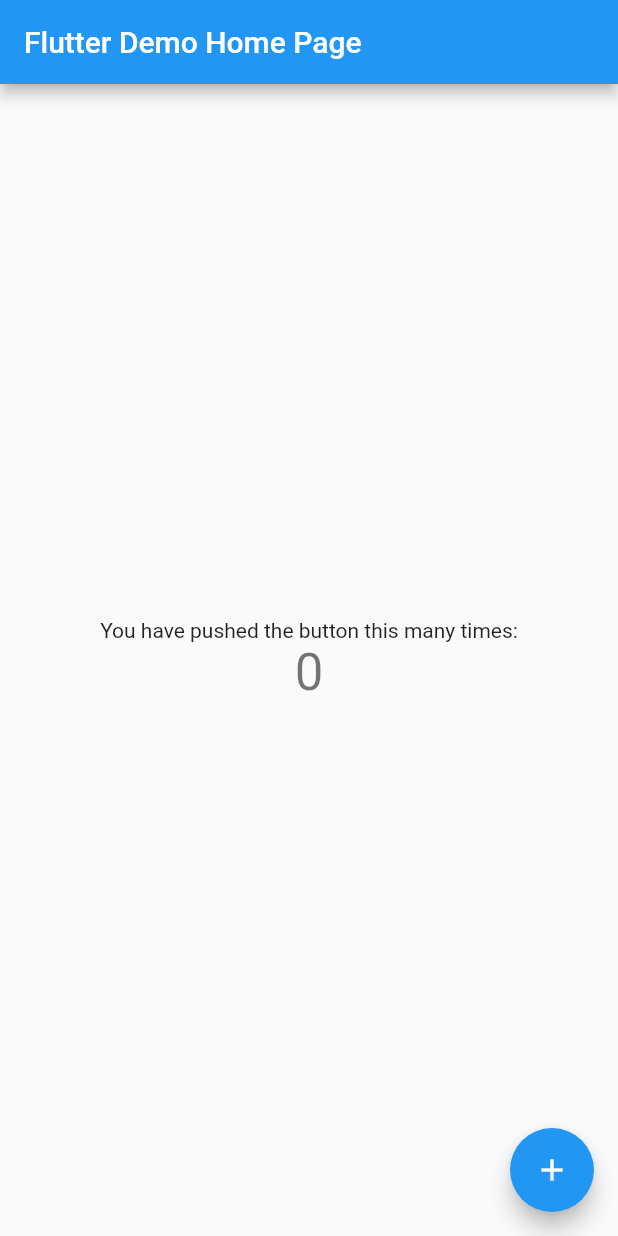
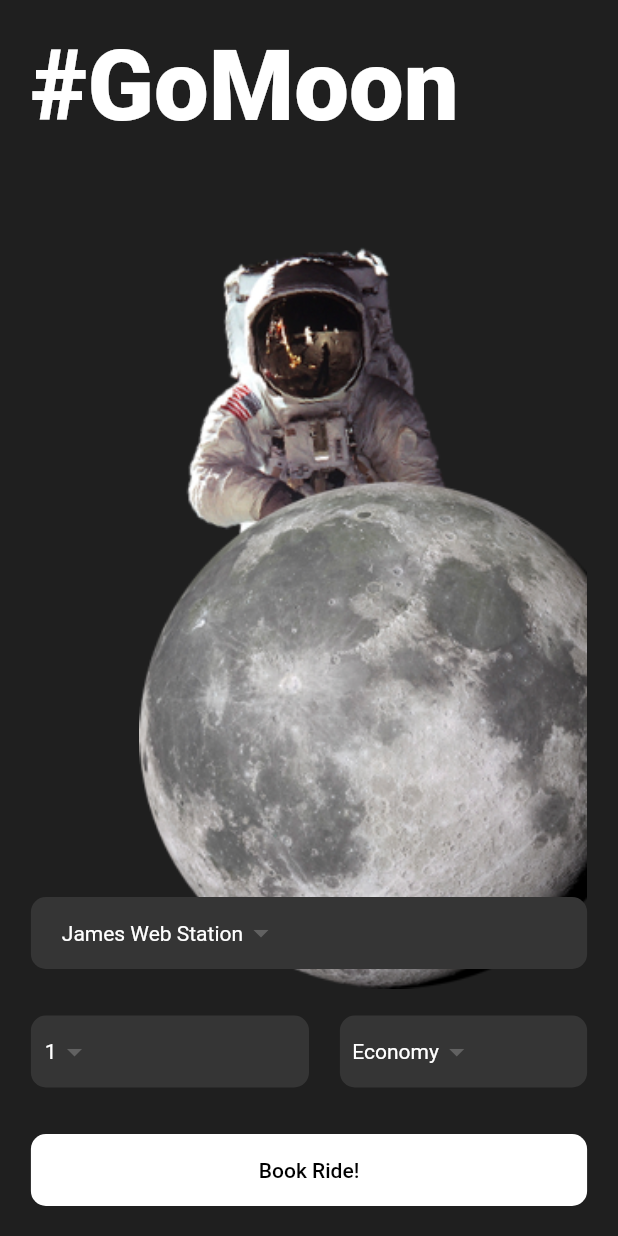
Before and after one commit to jordivx/go_moon, a Flutter app: the screen it shows after launch, on a phone screen of 412 x 824 dp. Run offline on Flutter 3.47's test engine with Material 2 defaults, Android fonts, the phone set to English and light mode, and no system bars.

Commit message:
Finish moon app (no logic)

```diff
--- a/lib/main.dart
+++ b/lib/main.dart
@@ -1,115 +1,24 @@
 import 'package:flutter/material.dart';
+import './pages/home_page.dart';
 
 void main() {
-  runApp(const MyApp());
+  runApp(const App());
 }
 
-class MyApp extends StatelessWidget {
-  const MyApp({Key? key}) : super(key: key);
+class App extends StatelessWidget {
 
-  // This widget is the root of your application.
+  const App({Key? key}) : super(key: key);
+
   @override
   Widget build(BuildContext context) {
     return MaterialApp(
-      title: 'Flutter Demo',
+      debugShowCheckedModeBanner: false,
+      title: 'GoMoon',
       theme: ThemeData(
-        // This is the theme of your application.
-        //
-        // Try running your application with "flutter run". You'll see the
-        // application has a blue toolbar. Then, without quitting the app, try
-        // changing the primarySwatch below to Colors.green and then invoke
-        // "hot reload" (press "r" in the console where you ran "flutter run",
-        // or simply save your changes to "hot reload" in a Flutter IDE).
-        // Notice that the counter didn't reset back to zero; the application
-        // is not restarted.
-        primarySwatch: Colors.blue,
+        scaffoldBackgroundColor: const Color.fromRGBO(31, 31, 31, 1),
       ),
-      home: const MyHomePage(title: 'Flutter Demo Home Page'),
+      home: HomePage(),
     );
   }
+
 }
-
-class MyHomePage extends StatefulWidget {
-  const MyHomePage({Key? key, required this.title}) : super(key: key);
-
-  // This widget is the home page of your application. It is stateful, meaning
-  // that it has a State object (defined below) that contains fields that affect
-  // how it looks.
-
-  // This class is the configuration for the state. It holds the values (in this
-  // case the title) provided by the parent (in this case the App widget) and
-  // used by the build method of the State. Fields in a Widget subclass are
-  // always marked "final".
-
-  final String title;
-
-  @override
-  State<MyHomePage> createState() => _MyHomePageState();
-}
-
-class _MyHomePageState extends State<MyHomePage> {
-  int _counter = 0;
-
-  void _incrementCounter() {
-    setState(() {
-      // This call to setState tells the Flutter framework that something has
-      // changed in this State, which causes it to rerun the build method below
-      // so that the display can reflect the updated values. If we changed
-      // _counter without calling setState(), then the build method would not be
-      // called again, and so nothing would appear to happen.
-      _counter++;
-    });
-  }
-
-  @override
-  Widget build(BuildContext context) {
-    // This method is rerun every time setState is called, for instance as done
-    // by the _incrementCounter method above.
-    //
-    // The Flutter framework has been optimized to make rerunning build methods
-    // fast, so that you can just rebuild anything that needs updating rather
-    // than having to individually change instances of widgets.
-    return Scaffold(
-      appBar: AppBar(
-        // Here we take the value from the MyHomePage object that was created by
-        // the App.build method, and use it to set our appbar title.
-        title: Text(widget.title),
-      ),
-      body: Center(
-        // Center is a layout widget. It takes a single child and positions it
-        // in the middle of the parent.
-        child: Column(
-          // Column is also a layout widget. It takes a list of children and
-          // arranges them vertically. By default, it sizes itself to fit its
-          // children horizontally, and tries to be as tall as its parent.
-          //
-          // Invoke "debug painting" (press "p" in the console, choose the
-          // "Toggle Debug Paint" action from the Flutter Inspector in Android
-          // Studio, or the "Toggle Debug Paint" command in Visual Studio Code)
-          // to see the wireframe for each widget.
-          //
-          // Column has various properties to control how it sizes itself and
-          // how it positions its children. Here we use mainAxisAlignment to
-          // center the children vertically; the main axis here is the vertical
-          // axis because Columns are vertical (the cross axis would be
-          // horizontal).
-          mainAxisAlignment: MainAxisAlignment.center,
-          children: <Widget>[
-            const Text(
-              'You have pushed the button this many times:',
-            ),
-            Text(
-              '$_counter',
-              style: Theme.of(context).textTheme.headline4,
-            ),
-          ],
-        ),
-      ),
-      floatingActionButton: FloatingActionButton(
-        onPressed: _incrementCounter,
-        tooltip: 'Increment',
-        child: const Icon(Icons.add),
-      ), // This trailing comma makes auto-formatting nicer for build methods.
-    );
-  }
-}
--- /dev/null
+++ b/lib/pages/home_page.dart
@@ -0,0 +1,109 @@
+import 'package:flutter/material.dart';
+import '../widgets/custom_dropdown_button.dart';
+
+// ignore: must_be_immutable
+class HomePage extends StatelessWidget {
+  late double _deviceHeight, _deviceWidth;
+
+  HomePage({Key? key}) : super(key: key);
+
+  @override
+  Widget build(BuildContext context) {
+    _deviceHeight = MediaQuery.of(context).size.height;
+    _deviceWidth = MediaQuery.of(context).size.width;
+
+    return Scaffold(
+        body: SafeArea(
+      child: Container(
+          height: _deviceHeight,
+          width: _deviceWidth,
+          padding: EdgeInsets.symmetric(
+              vertical: 20.0, horizontal: _deviceWidth * 0.05),
+          child: Stack(
+            children: [
+              Align(
+                  alignment: Alignment.centerRight, child: _astroImageWidget()),
+              Column(
+                mainAxisAlignment: MainAxisAlignment.spaceBetween,
+                mainAxisSize: MainAxisSize.max,
+                crossAxisAlignment: CrossAxisAlignment.start,
+                children: [_pageTitle(), _bookRideWidget()],
+              ),
+            ],
+          )),
+    ));
+  }
+
+  Widget _pageTitle() {
+    return const Text(
+      "#GoMoon",
+      style: TextStyle(
+          color: Colors.white, fontSize: 65, fontWeight: FontWeight.w800),
+      textAlign: TextAlign.center,
+    );
+  }
+
+  Widget _astroImageWidget() {
+    return Container(
+      height: _deviceHeight * 0.6,
+      width: _deviceWidth,
+      decoration: const BoxDecoration(
+          image: DecorationImage(
+              alignment: Alignment.centerRight,
+              fit: BoxFit.fitHeight,
+              image: AssetImage("assets/images/astro_moon.png"))),
+    );
+  }
+
+  Widget _bookRideWidget() {
+    return SizedBox(
+      height: _deviceHeight * 0.25,
+      child: Column(
+        mainAxisAlignment: MainAxisAlignment.spaceBetween,
+        mainAxisSize: MainAxisSize.max,
+        crossAxisAlignment: CrossAxisAlignment.center,
+        children: [
+          _destinationDropDownWidget(),
+          _travellersInformationWidget(),
+          _rideButton()
+        ],
+      ),
+    );
+  }
+
+  Widget _destinationDropDownWidget() {
+    List<String> items = ['James Web Station', 'Preneure Station'];
+
+    return CustomDropDownButtonClass(values: items, width: _deviceWidth);
+  }
+
+  Widget _travellersInformationWidget() {
+    return Row(
+      mainAxisAlignment: MainAxisAlignment.spaceBetween,
+      mainAxisSize: MainAxisSize.max,
+      crossAxisAlignment: CrossAxisAlignment.center,
+      children: [
+        CustomDropDownButtonClass(
+            values: const ['1', '2', '3', '4'], width: _deviceWidth * 0.45),
+        CustomDropDownButtonClass(
+            values: const ['Economy', 'Business', 'First', 'Private'],
+            width: _deviceWidth * 0.40),
+      ],
+    );
+  }
+
+  Widget _rideButton() {
+    return Container(
+      width: _deviceWidth,
+      decoration: BoxDecoration(
+          color: Colors.white, borderRadius: BorderRadius.circular(10)),
+      child: MaterialButton(
+        onPressed: () {},
+        child: const Text(
+          'Book Ride!',
+          style: TextStyle(color: Colors.black),
+        ),
+      ),
+    );
+  }
+}
--- /dev/null
+++ b/lib/widgets/custom_dropdown_button.dart
@@ -0,0 +1,33 @@
+
+
+import 'package:flutter/material.dart';
+
+class CustomDropDownButtonClass extends StatelessWidget {
+
+  final List<String> values;
+  final double width;
+
+  const CustomDropDownButtonClass({Key? key, required this.values, required this.width}) : super(key: key);
+
+  @override
+  Widget build(BuildContext context) {
+    return Container(
+      padding: EdgeInsets.symmetric(horizontal: width * 0.05),
+      width: width,
+      decoration: BoxDecoration(
+        color: const Color.fromRGBO(53, 53, 53, 1.0),
+        borderRadius: BorderRadius.circular(10),
+      ),
+      child: DropdownButton(
+        value: values.first,
+        onChanged: (_) {},
+        items: values.map((String e) => DropdownMenuItem(value: e,child: Text(e),)).toList(),
+        underline: Container(),
+        dropdownColor: const Color.fromRGBO(53, 53, 53, 1.0),
+        style: const TextStyle(
+          color: Colors.white
+        ),
+      ),
+    );
+  }
+}
--- a/pubspec.yaml
+++ b/pubspec.yaml
@@ -58,8 +58,8 @@ flutter:
   uses-material-design: true
 
   # To add assets to your application, add an assets section, like this:
-  # assets:
-  #   - images/a_dot_burr.jpeg
+  assets:
+    - assets/images/astro_moon.png
   #   - images/a_dot_ham.jpeg
 
   # An image asset can refer to one or more resolution-specific "variants", see
```
Also changed, not shown: assets/images/astro_moon.png (added), 1 other file.
